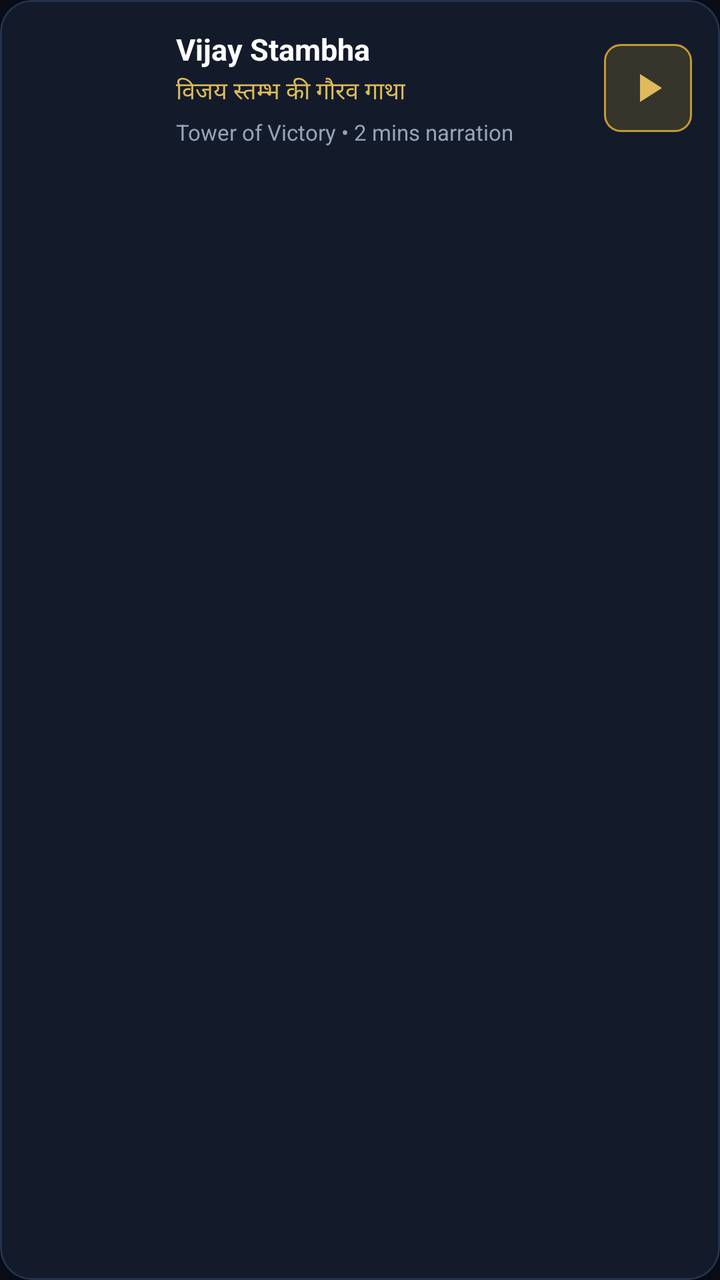
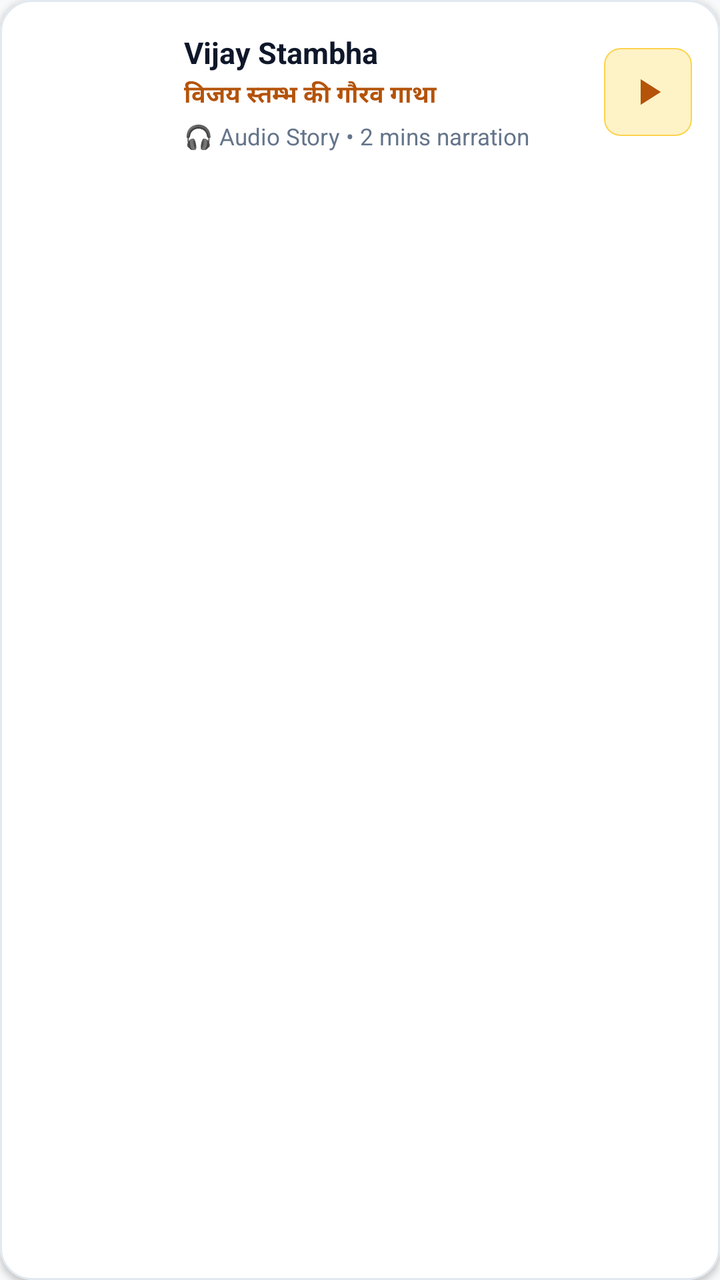

Two renders of the same Android screen: before a commit and after it. Below are the layout's source before the change and the commit's diff.
<!-- AndroidManifest.xml: application theme Theme.VisitChittorgarh -->
<!-- res/layout/item_audio_story.xml -->
<?xml version="1.0" encoding="utf-8"?>
<com.google.android.material.card.MaterialCardView xmlns:android="http://schemas.android.com/apk/res/android"
    xmlns:app="http://schemas.android.com/apk/res-auto"
    android:id="@+id/cardAudioStory"
    android:layout_width="match_parent"
    android:layout_height="wrap_content"
    android:layout_marginHorizontal="16dp"
    android:layout_marginVertical="6dp"
    app:cardBackgroundColor="@color/surface_card"
    app:cardCornerRadius="16dp"
    app:cardElevation="2dp"
    app:strokeColor="#24324C"
    app:strokeWidth="1dp">

    <LinearLayout
        android:layout_width="match_parent"
        android:layout_height="wrap_content"
        android:gravity="center_vertical"
        android:orientation="horizontal"
        android:padding="14dp">

        
        <com.google.android.material.imageview.ShapeableImageView
            android:id="@+id/imgThumb"
            android:layout_width="60dp"
            android:layout_height="60dp"
            android:scaleType="centerCrop"
            app:shapeAppearanceOverlay="@style/ShapeAppearance.MaterialComponents.MediumComponent" />

        
        <LinearLayout
            android:layout_width="0dp"
            android:layout_height="wrap_content"
            android:layout_marginStart="14dp"
            android:layout_marginEnd="8dp"
            android:layout_weight="1"
            android:orientation="vertical">

            <TextView
                android:id="@+id/txtAudioTitle"
                android:layout_width="wrap_content"
                android:layout_height="wrap_content"
                android:text="Vijay Stambha"
                android:textColor="@color/text_white"
                android:textSize="15sp"
                android:textStyle="bold" />

            <TextView
                android:id="@+id/txtAudioHindi"
                android:layout_width="wrap_content"
                android:layout_height="wrap_content"
                android:layout_marginTop="2dp"
                android:text="विजय स्तम्भ की गौरव गाथा"
                android:textColor="@color/gold_bright"
                android:textSize="12sp" />

            <TextView
                android:id="@+id/txtAudioCategory"
                android:layout_width="wrap_content"
                android:layout_height="wrap_content"
                android:layout_marginTop="4dp"
                android:text="Tower of Victory • 2 mins narration"
                android:textColor="@color/text_muted"
                android:textSize="11sp" />
        </LinearLayout>

        
        <ImageView
            android:id="@+id/btnPlayStop"
            android:layout_width="44dp"
            android:layout_height="44dp"
            android:background="@drawable/bg_badge_gold"
            android:padding="10dp"
            android:src="@drawable/ic_play_arrow"
            android:contentDescription="Play Narration"
            app:tint="@color/gold_bright" />
    </LinearLayout>
</com.google.android.material.card.MaterialCardView>
<!-- resources referenced by this layout -->
<resources>
  <color name="gold_bright">#DFBA5A</color>
  <color name="surface_card">#131B2B</color>
  <color name="text_muted">#94A3B8</color>
  <color name="text_white">#FFFFFF</color>
  <!-- drawable bg_badge_gold (drawable) -->
  <?xml version="1.0" encoding="utf-8"?>
  <shape xmlns:android="http://schemas.android.com/apk/res/android"
      android:shape="rectangle">
      <corners android:radius="8dp" />
      <solid android:color="#33C49A32" />
      <stroke
          android:width="1dp"
          android:color="@color/accent_gold" />
  </shape>
  <!-- drawable ic_play_arrow (drawable) -->
  <vector xmlns:android="http://schemas.android.com/apk/res/android"
      android:width="24dp"
      android:height="24dp"
      android:viewportWidth="24"
      android:viewportHeight="24">
      <path
          android:fillColor="#FFFFFF"
          android:pathData="M8,5v14l11,-7z" />
  </vector>
  <style name="Theme.VisitChittorgarh" parent="Theme.MaterialComponents.DayNight.NoActionBar">
          <item name="colorPrimary">@color/primary</item>
          <item name="colorPrimaryVariant">@color/primary_dark</item>
          <item name="colorOnPrimary">@color/text_white</item>
          <item name="colorSecondary">@color/accent_gold</item>
          <item name="colorSecondaryVariant">@color/gold_light</item>
          <item name="colorOnSecondary">@color/primary_dark</item>
          <item name="android:statusBarColor">@color/primary_dark</item>
          <item name="android:navigationBarColor">@color/primary_dark</item>
          <item name="android:windowBackground">@color/primary_dark</item>
      </style>
  <color name="accent_gold">#C49A32</color>
  <color name="primary">#0F172A</color>
  <color name="primary_dark">#090D16</color>
  <color name="gold_light">#F59E0B</color>
</resources>

<!-- the commit's change to res/layout/item_audio_story.xml (unified diff, before → after) -->
@@ -6,10 +6,10 @@
     android:layout_height="wrap_content"
     android:layout_marginHorizontal="16dp"
     android:layout_marginVertical="6dp"
-    app:cardBackgroundColor="@color/surface_card"
+    app:cardBackgroundColor="@color/surface_white"
     app:cardCornerRadius="16dp"
     app:cardElevation="2dp"
-    app:strokeColor="#24324C"
+    app:strokeColor="@color/border_subtle"
     app:strokeWidth="1dp">
 
     <LinearLayout
@@ -22,8 +22,8 @@
         
         <com.google.android.material.imageview.ShapeableImageView
             android:id="@+id/imgThumb"
-            android:layout_width="60dp"
-            android:layout_height="60dp"
+            android:layout_width="64dp"
+            android:layout_height="64dp"
             android:scaleType="centerCrop"
             app:shapeAppearanceOverlay="@style/ShapeAppearance.MaterialComponents.MediumComponent" />
 
@@ -41,7 +41,7 @@
                 android:layout_width="wrap_content"
                 android:layout_height="wrap_content"
                 android:text="Vijay Stambha"
-                android:textColor="@color/text_white"
+                android:textColor="@color/text_primary"
                 android:textSize="15sp"
                 android:textStyle="bold" />
 
@@ -51,17 +51,18 @@
                 android:layout_height="wrap_content"
                 android:layout_marginTop="2dp"
                 android:text="विजय स्तम्भ की गौरव गाथा"
-                android:textColor="@color/gold_bright"
-                android:textSize="12sp" />
+                android:textColor="@color/accent_gold"
+                android:textSize="12sp"
+                android:textStyle="bold" />
 
             <TextView
                 android:id="@+id/txtAudioCategory"
                 android:layout_width="wrap_content"
                 android:layout_height="wrap_content"
                 android:layout_marginTop="4dp"
-                android:text="Tower of Victory • 2 mins narration"
+                android:text="🎧 Audio Story • 2 mins narration"
                 android:textColor="@color/text_muted"
-                android:textSize="11sp" />
+                android:textSize="11.5sp" />
         </LinearLayout>
 
         
@@ -70,9 +71,9 @@
             android:layout_width="44dp"
             android:layout_height="44dp"
             android:background="@drawable/bg_badge_gold"
-            android:padding="10dp"
+            android:padding="11dp"
             android:src="@drawable/ic_play_arrow"
             android:contentDescription="Play Narration"
-            app:tint="@color/gold_bright" />
+            app:tint="@color/accent_gold" />
     </LinearLayout>
 </com.google.android.material.card.MaterialCardView>
<!-- resource entries referenced after the edit -->
@@ -1,18 +1,19 @@
 <!-- resources referenced by this layout -->
 <resources>
-  <color name="gold_bright">#DFBA5A</color>
-  <color name="surface_card">#131B2B</color>
-  <color name="text_muted">#94A3B8</color>
-  <color name="text_white">#FFFFFF</color>
+  <color name="gold_bright">#D97706</color>
+  <color name="window_background">#F8F9FA</color>
+  <color name="text_secondary">#475569</color>
+  <color name="text_muted">#64748B</color>
+  <color name="text_primary">#0F172A</color>
   <!-- drawable bg_badge_gold (drawable) -->
   <?xml version="1.0" encoding="utf-8"?>
   <shape xmlns:android="http://schemas.android.com/apk/res/android"
       android:shape="rectangle">
       <corners android:radius="8dp" />
-      <solid android:color="#33C49A32" />
+      <solid android:color="@color/gold_badge_bg" />
       <stroke
-          android:width="1dp"
-          android:color="@color/accent_gold" />
+          android:width="0.8dp"
+          android:color="#FCD34D" />
   </shape>
   <!-- drawable ic_play_arrow (drawable) -->
   <vector xmlns:android="http://schemas.android.com/apk/res/android"
@@ -24,20 +25,24 @@
           android:fillColor="#FFFFFF"
           android:pathData="M8,5v14l11,-7z" />
   </vector>
-  <style name="Theme.VisitChittorgarh" parent="Theme.MaterialComponents.DayNight.NoActionBar">
-          <item name="colorPrimary">@color/primary</item>
-          <item name="colorPrimaryVariant">@color/primary_dark</item>
-          <item name="colorOnPrimary">@color/text_white</item>
-          <item name="colorSecondary">@color/accent_gold</item>
-          <item name="colorSecondaryVariant">@color/gold_light</item>
-          <item name="colorOnSecondary">@color/primary_dark</item>
-          <item name="android:statusBarColor">@color/primary_dark</item>
-          <item name="android:navigationBarColor">@color/primary_dark</item>
-          <item name="android:windowBackground">@color/primary_dark</item>
+  <style name="Theme.VisitChittorgarh" parent="Theme.MaterialComponents.Light.NoActionBar">
+          <item name="colorPrimary">@color/accent_gold</item>
+          <item name="colorPrimaryVariant">@color/gold_bright</item>
+          <item name="colorOnPrimary">@color/surface_white</item>
+          <item name="colorSecondary">@color/gold_bright</item>
+          <item name="colorSecondaryVariant">@color/accent_gold</item>
+          <item name="colorOnSecondary">@color/surface_white</item>
+          <item name="android:statusBarColor">@color/surface_white</item>
+          <item name="android:windowLightStatusBar" tools:targetApi="m">true</item>
+          <item name="android:navigationBarColor">@color/surface_white</item>
+          <item name="android:windowLightNavigationBar" tools:targetApi="o_mr1">true</item>
+          <item name="android:windowBackground">@color/window_background</item>
+          <item name="android:textColorPrimary">@color/text_primary</item>
+          <item name="android:textColorSecondary">@color/text_secondary</item>
       </style>
-  <color name="accent_gold">#C49A32</color>
-  <color name="primary">#0F172A</color>
-  <color name="primary_dark">#090D16</color>
-  <color name="gold_light">#F59E0B</color>
+  <color name="gold_badge_bg">#FEF3C7</color>
+  <color name="accent_gold">#B45309</color>
+  <color name="border_subtle">#E2E8F0</color>
+  <color name="surface_white">#FFFFFF</color>
 </resources>
 
